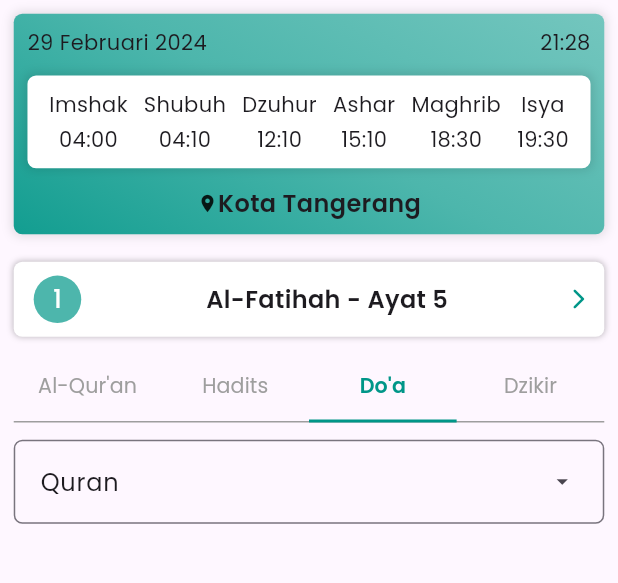
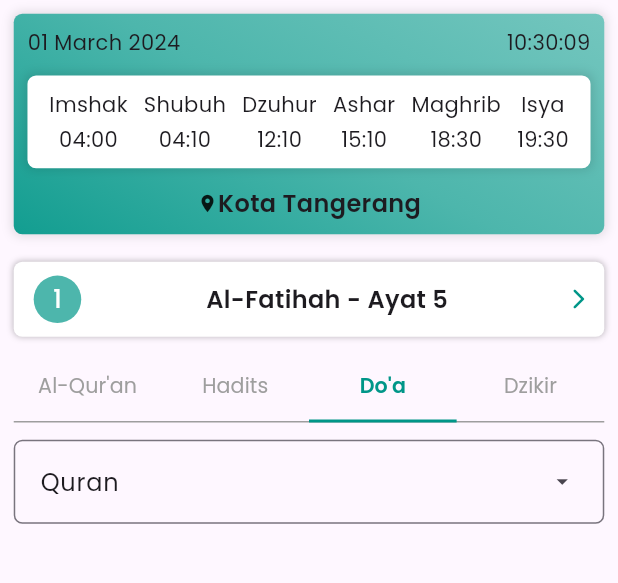
Before and after one commit to arisuryar/MuslimApp, a Flutter app: the screen it shows after launch, tab 3 chosen, on a phone screen of 412 x 824 dp, the part 84-667 px from its top. Run offline on Flutter 3.47's test engine with Material 3 defaults, Android fonts, the phone set to English and light mode, and no system bars; our stand-ins replace flutter_screenutil, get; network calls fail.

Commit message:
DateTime Home

```diff
--- a/lib/app/modules/home/controllers/home_controller.dart
+++ b/lib/app/modules/home/controllers/home_controller.dart
@@ -1,4 +1,7 @@
+import 'dart:async';
+
 import 'package:get/get.dart';
+import 'package:intl/intl.dart';
 
 class HomeController extends GetxController {
   List tab = [
@@ -7,4 +10,35 @@ class HomeController extends GetxController {
     "Do'a",
     'Dzikir',
   ];
+
+  // Date and Time
+  String get date => _date.value;
+  String get time => _time.value;
+
+  final _date = ''.obs;
+  final _time = ''.obs;
+
+  void _getDateTime() {
+    final DateTime now = DateTime.now();
+    final formattedDate = _formatDate(now);
+    final formattedTime = _formatTime(now);
+    _date.value = formattedDate;
+    _time.value = formattedTime;
+  }
+
+  String _formatDate(DateTime dateTime) {
+    return DateFormat('dd MMMM y').format(dateTime);
+  }
+
+  String _formatTime(DateTime dateTime) {
+    return DateFormat('HH:mm:ss').format(dateTime);
+  }
+
+  @override
+  void onInit() {
+    super.onInit();
+    _date.value = _formatDate(DateTime.now());
+    _time.value = _formatTime(DateTime.now());
+    Timer.periodic(const Duration(seconds: 1), (Timer t) => _getDateTime());
+  }
 }
--- a/lib/app/modules/home/views/home_view.dart
+++ b/lib/app/modules/home/views/home_view.dart
@@ -49,13 +49,13 @@ class HomeView extends GetView<HomeController> {
               ),
               child: Column(
                 children: [
-                  const Row(
-                    mainAxisAlignment: MainAxisAlignment.spaceBetween,
-                    children: [
-                      Text('29 Februari 2024'),
-                      Text('21:28'),
-                    ],
-                  ),
+                  Obx(() => Row(
+                        mainAxisAlignment: MainAxisAlignment.spaceBetween,
+                        children: [
+                          Text(controller.date),
+                          Text(controller.time),
+                        ],
+                      )),
                   10.verticalSpace,
                   const JadwalSholat(),
                   10.verticalSpace,
--- a/pubspec.yaml
+++ b/pubspec.yaml
@@ -10,6 +10,7 @@ dependencies:
   get: 4.6.6
   http: 1.2.0
   flutter_screenutil: 5.9.0
+  intl: 0.19.0
   flutter:
     sdk: flutter
 
@@ -27,7 +28,6 @@ flutter:
         - asset: assets/fonts/poppins/Poppins-Medium.ttf
         - asset: assets/fonts/poppins/Poppins-Regular.ttf
         - asset: assets/fonts/poppins/Poppins-SemiBold.ttf
-
     - family: Amiri
       fonts:
         - asset: assets/fonts/amiri/Amiri-Bold.ttf
```
Also changed, not shown: pubspec.lock.
